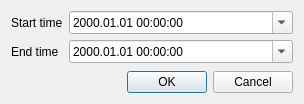
Before: the Qt Designer form src/gui/tasktimeeditdialog.ui in AlekseyDurachenko/tomatotasktracker-desktop, drawn with Qt 5.
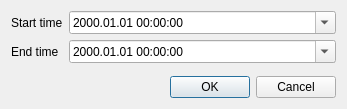
After: the same form once the commit is applied.

What changed in the file:
```diff
--- a/src/gui/tasktimeeditdialog.ui
+++ b/src/gui/tasktimeeditdialog.ui
@@ -6,8 +6,8 @@
    <rect>
     <x>0</x>
     <y>0</y>
-    <width>304</width>
-    <height>104</height>
+    <width>347</width>
+    <height>109</height>
    </rect>
   </property>
   <property name="windowTitle">
```
